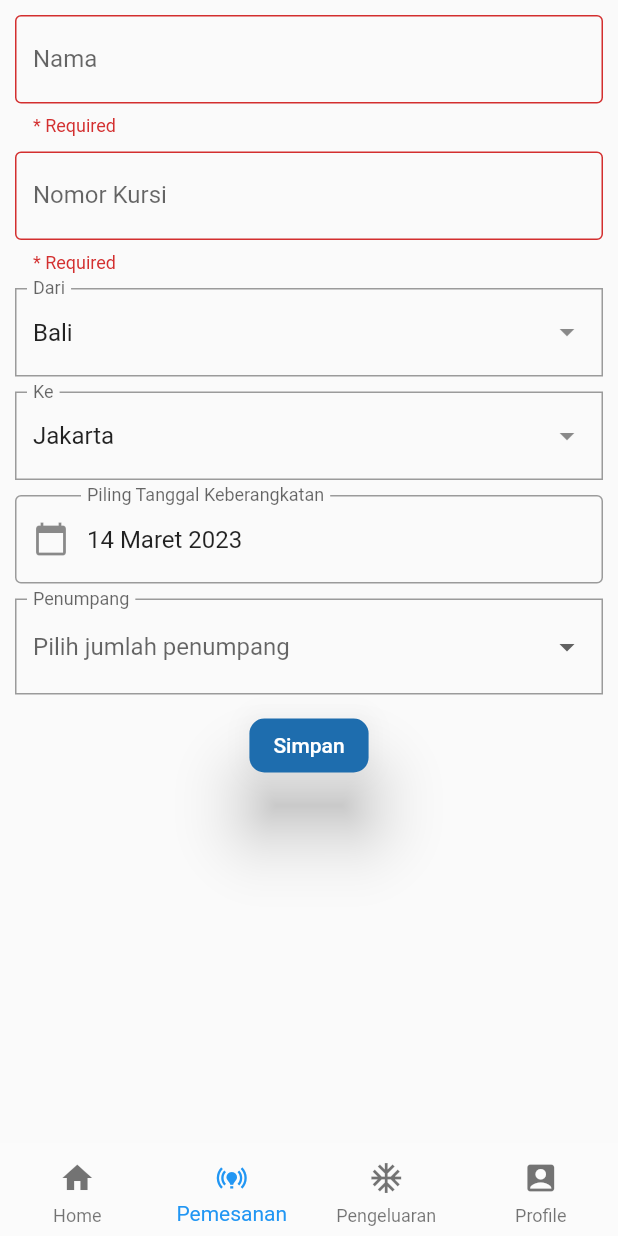
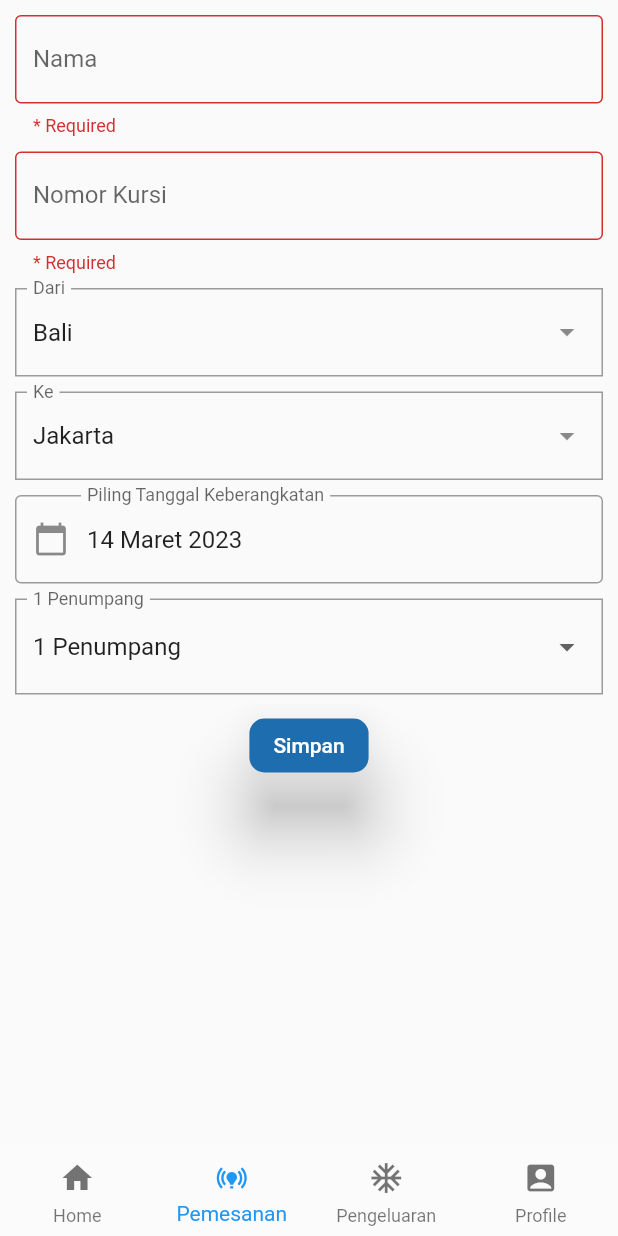
Before and after one commit to muhrifai7/flutter-my-first-app, a Flutter app: the screen it shows after launch, item 2 of the bottom bar chosen, on a phone screen of 412 x 824 dp. Run offline on Flutter 3.47's test engine with Material 2 defaults, Android fonts, the phone set to English and light mode, and no system bars; drawn by our look-alikes of dropdown_search; our stand-ins replace form_field_validator, shared_preferences; network calls fail.

```diff
--- a/lib/view/order.dart
+++ b/lib/view/order.dart
@@ -39,6 +39,9 @@ class _OrderScreenSate extends State<OrderScreen> {
 
   final List<Map<String, dynamic>> _passengerOptions = [
     {'id': 1, 'name': '1 Penumpang'},
+    {'id': 2, 'name': '2 Penumpang'},
+    {'id': 3, 'name': '3 Penumpang'},
+    {'id': 4, 'name': '4 Penumpang'},
   ];
 
   late DateTime _selectedDate;
@@ -48,7 +51,6 @@ class _OrderScreenSate extends State<OrderScreen> {
   String? selectedDeparture;
   String? selectedDestination;
   String? selectedPesangger;
-  String? totalPassanger;
   int? selectedPassenger;
   // late List<Map<String, dynamic>> _dropdownValues;
   @override
@@ -57,9 +59,7 @@ class _OrderScreenSate extends State<OrderScreen> {
     _selectedDate = DateTime.now();
     selectedDeparture = listKota[0];
     selectedDestination = listKota[2];
-    selectedPesangger = penumpang[0];
-    totalPassanger = '1';
-    int selectedPassenger = _passengerOptions[0]['id'];
+    selectedPassenger = _passengerOptions[0]['id'];
 
     // _dropdownValues = []
   }
@@ -222,7 +222,7 @@ class _OrderScreenSate extends State<OrderScreen> {
                         child: DropdownButtonFormField<int>(
                       value: selectedPassenger,
                       decoration: const InputDecoration(
-                        labelText: 'Penumpang',
+                        labelText: '1 Penumpang',
                         hintText: 'Pilih jumlah penumpang',
                       ),
                       items:
```
